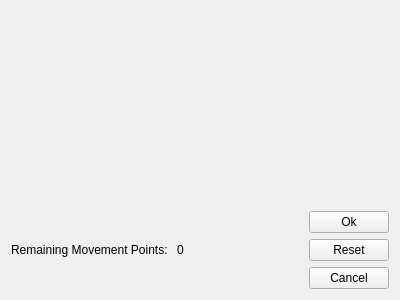
Qt form arkhorclient/gui/movementchooser.ui (kingnak/arkhor) before a commit.
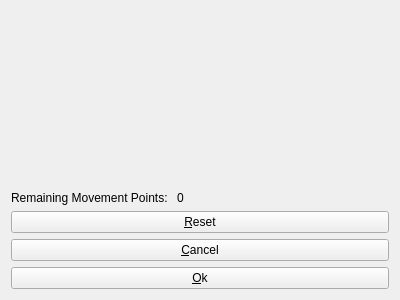
The same form after that commit.

Patch:
```diff
--- a/arkhorclient/gui/movementchooser.ui
+++ b/arkhorclient/gui/movementchooser.ui
@@ -13,7 +13,7 @@
   <property name="windowTitle">
    <string>Form</string>
   </property>
-  <layout class="QVBoxLayout" name="verticalLayout_2">
+  <layout class="QVBoxLayout" name="verticalLayout">
    <item>
     <spacer name="verticalSpacer">
      <property name="orientation">
@@ -28,7 +28,7 @@
     </spacer>
    </item>
    <item>
-    <layout class="QHBoxLayout" name="horizontalLayout">
+    <layout class="QHBoxLayout" name="horizontalLayout" stretch="0,1">
      <item>
       <widget class="QLabel" name="label">
        <property name="text">
@@ -43,45 +43,28 @@
        </property>
       </widget>
      </item>
-     <item>
-      <spacer name="horizontalSpacer">
-       <property name="orientation">
-        <enum>Qt::Horizontal</enum>
-       </property>
-       <property name="sizeHint" stdset="0">
-        <size>
-         <width>40</width>
-         <height>20</height>
-        </size>
-       </property>
-      </spacer>
-     </item>
-     <item>
-      <layout class="QVBoxLayout" name="verticalLayout">
-       <item>
-        <widget class="QPushButton" name="btnMoveOk">
-         <property name="text">
-          <string>Ok</string>
-         </property>
-        </widget>
+    </layout>
        </item>
        <item>
         <widget class="QPushButton" name="pushButton">
          <property name="text">
-          <string>Reset</string>
+      <string>&amp;Reset</string>
          </property>
         </widget>
        </item>
        <item>
         <widget class="QPushButton" name="btnMoveCancel">
          <property name="text">
-          <string>Cancel</string>
+      <string>&amp;Cancel</string>
          </property>
         </widget>
        </item>
-      </layout>
-     </item>
-    </layout>
+   <item>
+    <widget class="QPushButton" name="btnMoveOk">
+     <property name="text">
+      <string>&amp;Ok</string>
+     </property>
+    </widget>
    </item>
   </layout>
  </widget>
```
Lines whose indentation alone changed are shown as unchanged.
